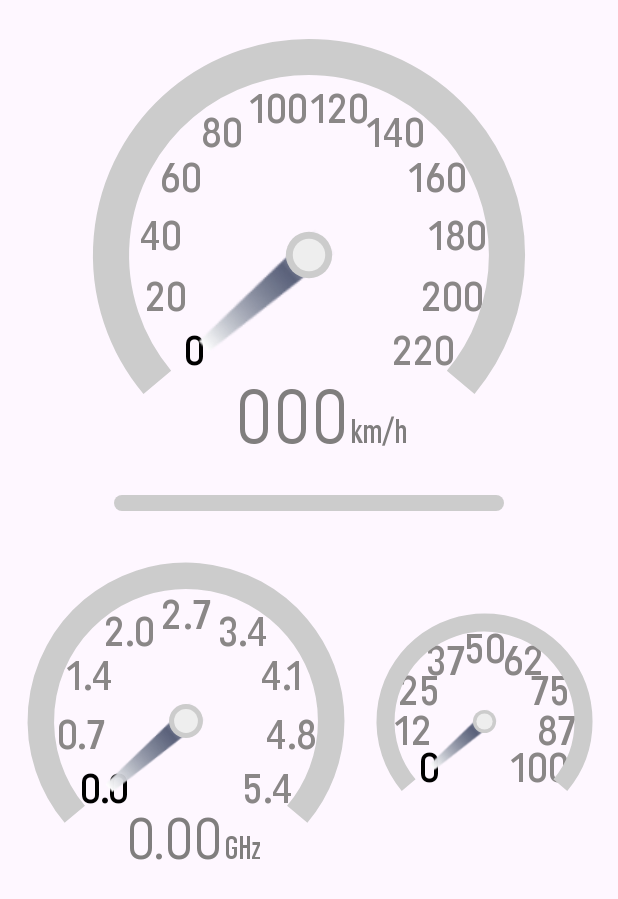
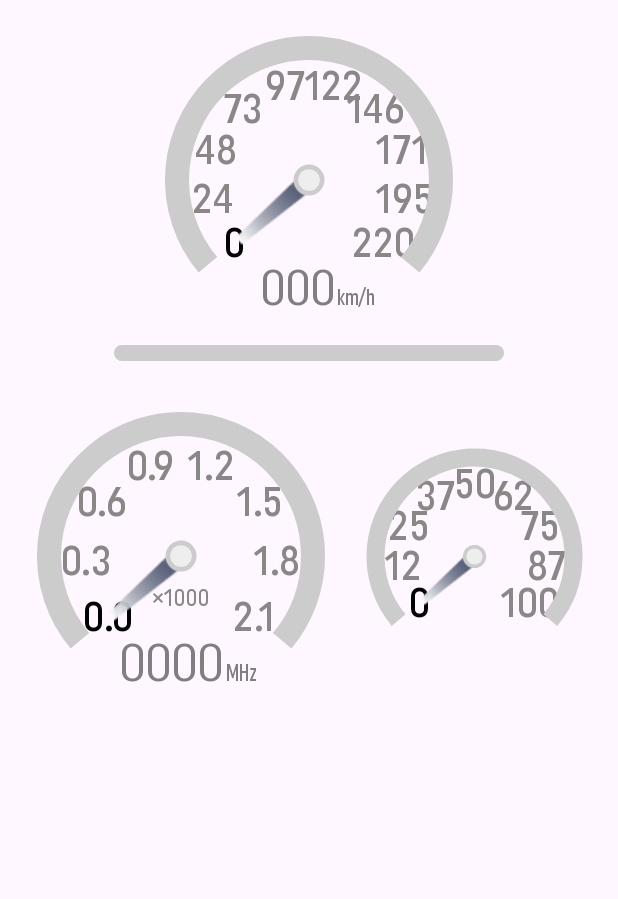
Before and after one commit to jayant-droid/JayGauge, an Android app: the layout activity_main.xml on its own in the app's theme, with its tools: preview values and no code run, on a phone screen of 412 x 824 dp. Shown: the top 899 px of the screen. Run offline under Robolectric (Android 15) with nearby library versions, the phone set to English and light mode, and no system bars.

Commit message:
Added Support for multiplier like RPM, x1000 etc v1.0 Alpha9

```diff
--- a/JayGauge/src/main/java/com/jcorp/jaygauge/JayGauge.kt
+++ b/JayGauge/src/main/java/com/jcorp/jaygauge/JayGauge.kt
@@ -70,6 +70,8 @@ class JayGauge @JvmOverloads constructor(
 
     private var numOfLabels = 9
 
+    private var ticksMultipler= 1
+
 
     //paint objects
     private val bgArcPaint by lazy {
@@ -126,6 +128,15 @@ class JayGauge @JvmOverloads constructor(
         Paint(Paint.ANTI_ALIAS_FLAG).apply {
             color = lightBlackTextColor
             textSize = 64f
+            typeface = uniformCondensedMedium
+            textAlign = Paint.Align.CENTER
+
+        }
+    }
+    private val tickMultiplierTextPaint by lazy {
+        Paint(Paint.ANTI_ALIAS_FLAG).apply {
+            color = lightBlackTextColor
+            textSize = 24f
             typeface = uniformCondensedMedium
             textAlign = Paint.Align.CENTER
 
@@ -189,6 +200,9 @@ class JayGauge @JvmOverloads constructor(
                 typedArray.getInt(R.styleable.JayGauge_numOfTicks, numOfLabels)
             isTickLabelPrepared = false
         }
+        fun setTicksMultiplier(){
+            ticksMultipler = typedArray.getInt(R.styleable.JayGauge_ticksMultiplier, 1)
+        }
 
         fun setUpDemoMode() {
             val isOn = typedArray.getBoolean(R.styleable.JayGauge_demoMode, false)
@@ -221,6 +235,7 @@ class JayGauge @JvmOverloads constructor(
                     valueTextPaint.color = blackDefaultTextColor
                     unitTextPaint.color = blackDefaultTextColor
                     tickTextPaint.color = lightBlackTextColor
+                    tickMultiplierTextPaint.color = lightBlackTextColor
 
                     // Arc
                     bgArcPaint.color = Color.LTGRAY
@@ -232,6 +247,8 @@ class JayGauge @JvmOverloads constructor(
                     unitTextPaint.color = Color.WHITE
                     tickTextPaint.color = Color.LTGRAY
                     bgArcPaint.color = Color.DKGRAY
+                    tickMultiplierTextPaint.color = Color.LTGRAY
+
                 }
             }
         }
@@ -263,6 +280,7 @@ class JayGauge @JvmOverloads constructor(
         //gauge Theme
         try {
             setUpTheme()
+            setTicksMultiplier()
             setUpNumOfTicks()
             setUpUnit()
             setUpMinMax()
@@ -458,7 +476,10 @@ class JayGauge @JvmOverloads constructor(
 
         //center circle
         drawNeedleAnchor(canvas, centerX, centerY, arcRadius)
+
     }
+
+
 
     private fun setMainArcRadius() {
         centerX = width / 2f
@@ -470,7 +491,7 @@ class JayGauge @JvmOverloads constructor(
     private data class NeedleAnchor(
         val outerRadius: Float,
         val innerRadius: Float, val outX: Float, val outY: Float,
-        val inX: Float, val inY: Float
+        val inX: Float, val inY: Float, val tickMultTextOffSet: Float, val ticksMultiplerText: String?
     )
 
     private var needleAnchor: NeedleAnchor? = null
@@ -495,7 +516,6 @@ class JayGauge @JvmOverloads constructor(
             color = anchorInnerColor
         }
     }
-
     private fun drawNeedleAnchor(
         canvas: Canvas, centerX: Float, centerY: Float, radius: Float
     ) {
@@ -506,6 +526,11 @@ class JayGauge @JvmOverloads constructor(
 
                 // 2️⃣ Inner hub
                 canvas.drawCircle(it.inX, it.inY, it.innerRadius, hubPaint)
+
+                // Draw text below anchor
+                if(ticksMultipler > 1) {
+                    canvas.drawText(it.ticksMultiplerText?:"", it.inX, it.inY + it.tickMultTextOffSet, tickMultiplierTextPaint)
+                }
             }
             return
         }
@@ -518,8 +543,47 @@ class JayGauge @JvmOverloads constructor(
 
         // 2️⃣ Inner hub
         canvas.drawCircle(centerX, centerY, innerRadius, hubPaint)
-        needleAnchor = NeedleAnchor(outerRadius, innerRadius, centerX, centerY, centerX, centerY)
+
+
+
+        // Draw text below anchor
+        val textOffset = outerRadius * 3.25f
+
+        val ticksMultText = if(ticksMultipler>1) {
+            canvas.drawText("\u00D7$ticksMultipler", centerX, centerY + textOffset, tickMultiplierTextPaint)
+             "\u00D7$ticksMultipler"
+        }else{
+            null
+        }
+
+        needleAnchor = NeedleAnchor(outerRadius, innerRadius, centerX, centerY, centerX, centerY, textOffset, ticksMultText)
     }
+
+//    private fun drawNeedleAnchor(
+//        canvas: Canvas, centerX: Float, centerY: Float, radius: Float
+//    ) {
+//        if (needleAnchor != null) {
+//            needleAnchor?.let {
+//                // 1️⃣ Outer ring
+//                canvas.drawCircle(it.outX, it.outY, it.outerRadius, ringPaint)
+//
+//                // 2️⃣ Inner hub
+//                canvas.drawCircle(it.inX, it.inY, it.innerRadius, hubPaint)
+//            }
+//            return
+//        }
+//        // Size relative to gauge size
+//        val outerRadius = radius * 0.117f
+//        val innerRadius = outerRadius * 0.7f
+//
+//        // 1️⃣ Outer ring
+//        canvas.drawCircle(centerX, centerY, outerRadius, ringPaint)
+//
+//        // 2️⃣ Inner hub
+//        canvas.drawCircle(centerX, centerY, innerRadius, hubPaint)
+//        needleAnchor = NeedleAnchor(outerRadius, innerRadius, centerX, centerY, centerX, centerY)
+//    }
+
 
     //tick labels
     private data class TickLabel(
@@ -626,7 +690,7 @@ class JayGauge @JvmOverloads constructor(
             val angleDeg = startAngle + i * (sweepAngle / (numOfLabels - 1))
             val angleRad = Math.toRadians(angleDeg.toDouble())
 
-            val labelValue = minProgress + i * interval
+            var labelValue = minProgress + i * interval
 
             val labelX = centerX + labelRadius * cos(angleRad).toFloat()
             val labelY =
@@ -637,11 +701,15 @@ class JayGauge @JvmOverloads constructor(
             } else {
                 getTickDisabledColor()
             }
+            //tick multiplier
+            labelValue = labelValue/ticksMultipler
 
             val tickValueText = when (unit) {
                 Units.GHZ -> String.format(Locale.US, "%.1f", labelValue)
+                Units.MHZ -> if(ticksMultipler>1){String.format(Locale.US, "%.1f", labelValue)}else{labelValue.toInt().toString()}
                 else -> labelValue.toInt().toString()
             }
+
             val tickLabel = TickLabel(labelX, labelY, tickValueText, labelValue)
             tickLabels.add(tickLabel)
 
--- a/JayGauge/src/main/res/values/attrs.xml
+++ b/JayGauge/src/main/res/values/attrs.xml
@@ -70,6 +70,7 @@
         <attr name="maxProgress" format="float"/>
         <attr name="progress" format="float"/>
         <attr name="numOfTicks" format="integer"/>
+        <attr name="ticksMultiplier" format="integer"/>
 
 
     </declare-styleable>
--- a/app/src/main/res/layout/activity_main.xml
+++ b/app/src/main/res/layout/activity_main.xml
@@ -16,30 +16,31 @@
 
 
         <com.jcorp.jaygauge.JayGauge
-            android:layout_width="300dp"
+            android:layout_width="200dp"
             android:id="@+id/gaugeOne"
             android:layout_marginTop="20dp"
             app:minProgress="0"
             app:maxProgress="220"
             app:demoMode="true"
             app:gaugeTheme="light"
-            app:numOfTicks="12"
+            app:numOfTicks="10"
             app:arcColorTheme="LavenderMist"
             app:gaugeUnit="KPH_KM_H"
             app:layout_constraintEnd_toEndOf="parent"
             app:layout_constraintStart_toStartOf="parent"
             app:layout_constraintTop_toTopOf="parent"
-            android:layout_height="300dp"/>
+            android:layout_height="200dp"/>
         <com.jcorp.jaygauge.JayGauge
             android:id="@+id/gaugeTwo"
-            android:layout_width="220dp"
-            android:layout_height="220dp"
+            android:layout_width="200dp"
+            android:layout_height="200dp"
+            app:ticksMultiplier="1000"
             app:minProgress="0"
-            app:maxProgress="5.45"
+            app:maxProgress="2100"
             app:gaugeTheme="light"
-            app:numOfTicks="9"
+            app:numOfTicks="8"
             app:arcColorTheme="NeonParty"
-            app:gaugeUnit="GHZ"
+            app:gaugeUnit="MHZ"
             android:layout_marginTop="30dp"
             app:layout_constraintEnd_toStartOf="@id/gaugeThree"
             app:layout_constraintStart_toStartOf="parent"
```
